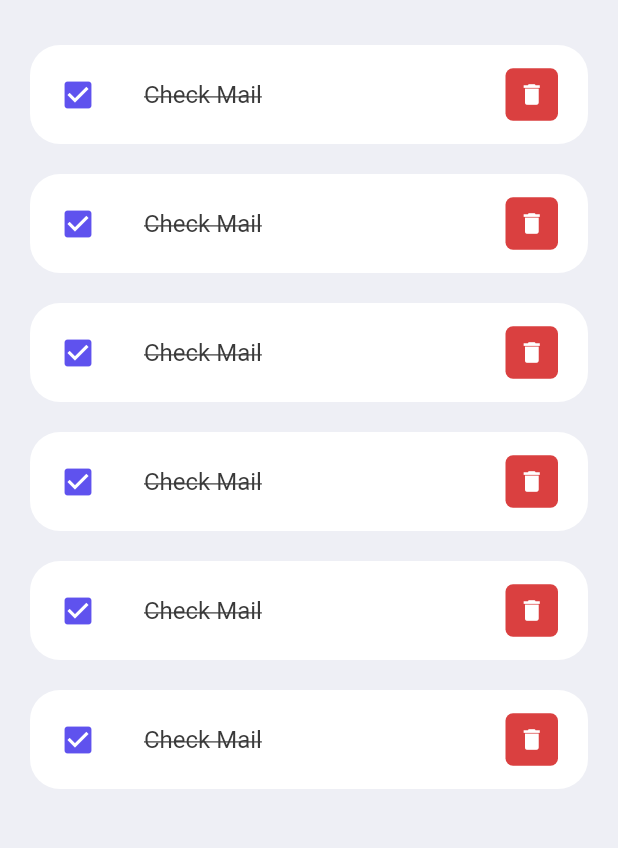
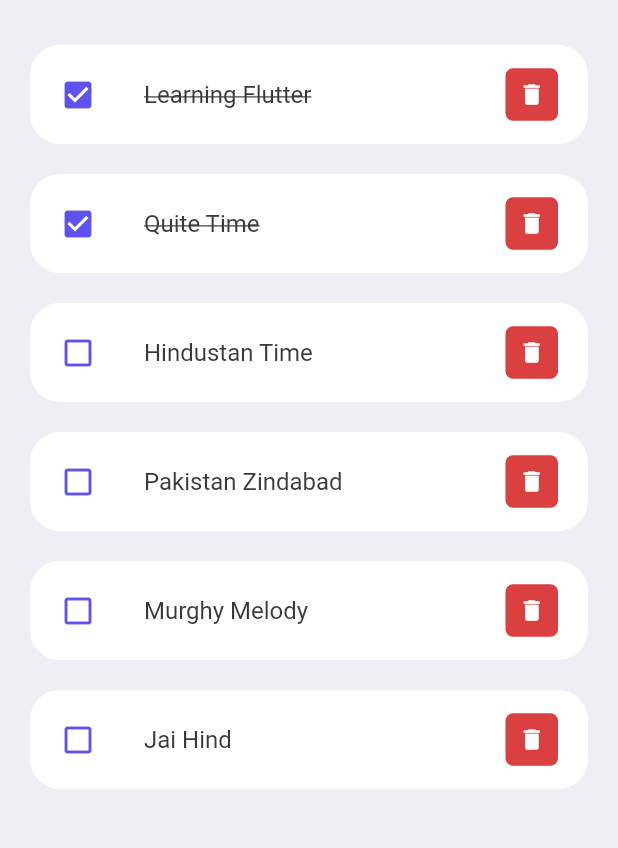
Before and after one commit to Supasek555/todo_app_flutter, a Flutter app: the screen it shows after launch, on a phone screen of 412 x 824 dp, the part 306-1154 px from its top. Run offline on Flutter 3.47's test engine with Material 2 defaults, Android fonts, the phone set to English and light mode, and no system bars.

Commit message:
Todo Item Finished

```diff
--- a/lib/main.dart
+++ b/lib/main.dart
@@ -15,7 +15,7 @@ class MyApp extends StatelessWidget {
     return MaterialApp(
       debugShowCheckedModeBanner: false,
       title: 'Todo App',
-      home: const Home(),
+      home: Home(),
     );
   }
 }
--- a/lib/model/todo.dart
+++ b/lib/model/todo.dart
@@ -1,24 +1,22 @@
 class ToDo {
   String? id;
   String? todoText;
-  late bool isDone;
-}
+  bool isDone;
 
-ToDo(
-  {
+  ToDo({
     required this.id,
     required this.todoText,
     this.isDone = false,
   });
 
-
-static List<ToDo> todoList(){
+  static List<ToDo> todoList() {
     return [
       ToDo(id: '01', todoText: "Learning Flutter", isDone: true),
       ToDo(id: '02', todoText: "Quite Time", isDone: true),
-    ToDo(id: '03', todoText: "Quite Time"),
-    ToDo(id: '04', todoText: "Quite Time"),
-    ToDo(id: '05', todoText: "Quite Time"),
-    ToDo(id: '06', todoText: "Quite Time")
+      ToDo(id: '03', todoText: "Hindustan Time"),
+      ToDo(id: '04', todoText: "Pakistan Zindabad"),
+      ToDo(id: '05', todoText: "Murghy Melody"),
+      ToDo(id: '06', todoText: "Jai Hind")
     ];
   }
+}
--- a/lib/screens/home.dart
+++ b/lib/screens/home.dart
@@ -4,9 +4,9 @@ import 'package:todo_app/widgets/todo_item.dart';
 import "../model/todo.dart";
 
 class Home extends StatelessWidget {
-  const Home({super.key});
+  Home({super.key});
 
-  final todoList = ToDo.todoList;
+  final todoList = ToDo.todoList();
 
   @override
   Widget build(BuildContext context) {
@@ -35,13 +35,10 @@ class Home extends StatelessWidget {
                       ),
                     ),
                   ),
-                  ToDoItem(),
-                  ToDoItem(),
-                  ToDoItem(),
-                  ToDoItem(),
-                  ToDoItem(),
-                  ToDoItem(),
-
+                  for (ToDo todoo in todoList)
+                    ToDoItem(
+                      todo: todoo,
+                    ),
                 ],
               ),
             )
--- a/lib/widgets/todo_item.dart
+++ b/lib/widgets/todo_item.dart
@@ -1,8 +1,11 @@
 import 'package:flutter/material.dart';
 import 'package:todo_app/constants/colors.dart';
+import 'package:todo_app/model/todo.dart';
 
 class ToDoItem extends StatelessWidget {
-  const ToDoItem({super.key});
+  const ToDoItem({super.key, required this.todo});
+
+  final ToDo todo;
 
   @override
   Widget build(BuildContext context) {
@@ -18,15 +21,15 @@ class ToDoItem extends StatelessWidget {
         contentPadding: EdgeInsets.symmetric(horizontal: 20, vertical: 5),
         tileColor: Colors.white,
         leading: Icon(
-          Icons.check_box,
+          todo.isDone ? Icons.check_box : Icons.check_box_outline_blank,
           color: tdBlue,
         ),
         title: Text(
-          "Check Mail",
+          todo.todoText!,
           style: TextStyle(
               fontSize: 16,
               color: tdBlack,
-              decoration: TextDecoration.lineThrough),
+              decoration: todo.isDone ? TextDecoration.lineThrough : null),
         ),
         trailing: Container(
           padding: EdgeInsets.all(0),
```
Lines whose indentation alone changed are shown as unchanged.
